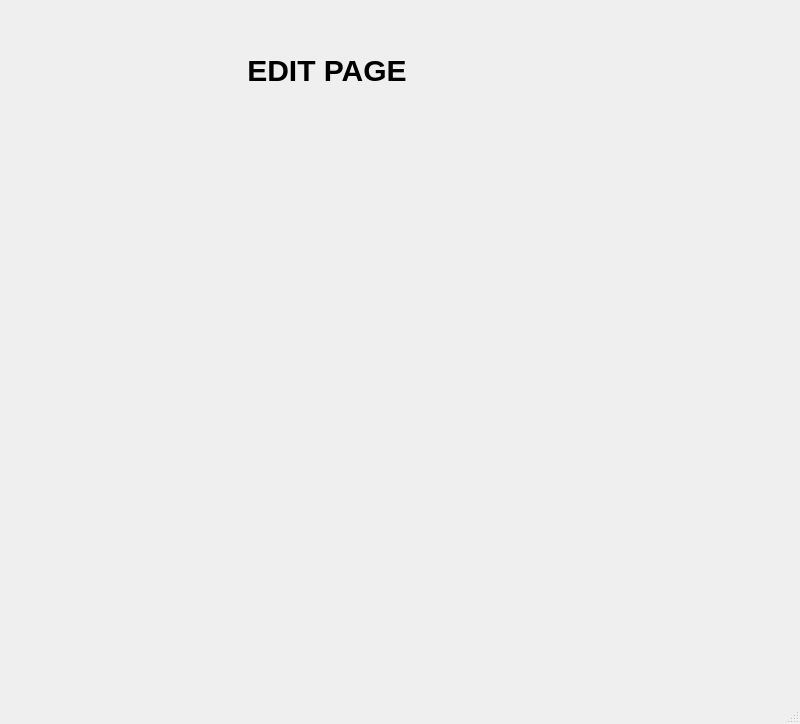
Above: editroutine.ui from Shasank12345/QT_PROJECT before the change. Below: the same form after it.
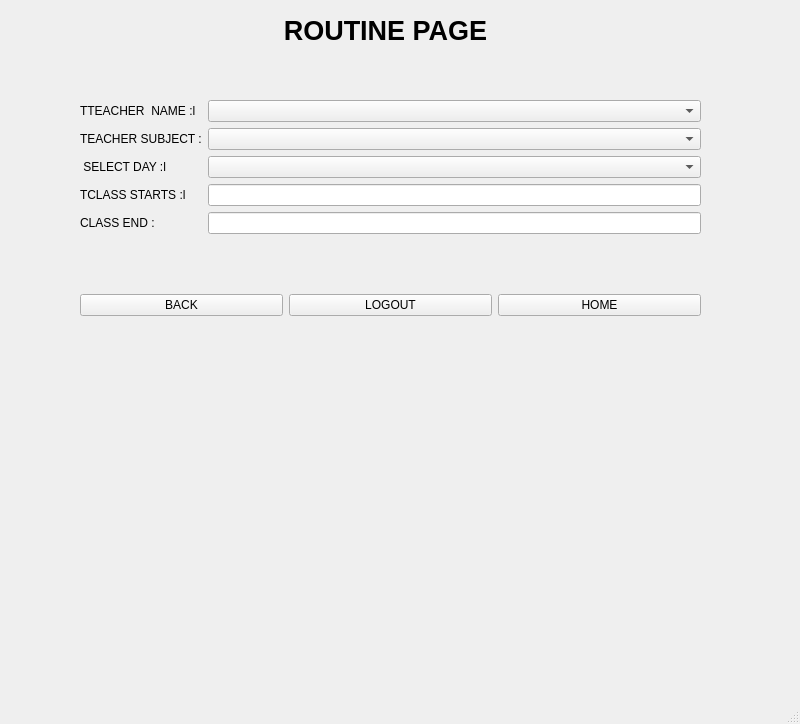
That is the form after the change. Icons and pictures are not drawn.

Commit message: EDIT LEFT OTHER DONE

What changed in the file:
```diff
--- a/editroutine.ui
+++ b/editroutine.ui
@@ -20,31 +20,111 @@
    <widget class="QLabel" name="label">
     <property name="geometry">
      <rect>
-      <x>230</x>
-      <y>40</y>
-      <width>181</width>
+      <x>250</x>
+      <y>0</y>
+      <width>271</width>
       <height>61</height>
      </rect>
     </property>
-    <property name="styleSheet">
-     <string notr="true">QLabel{
-color: black;
-   
-
-       font-size:30px;  
-       padding: 1px; 
-       font-weight: bold;  
-     text-align: center; 
-   
-}
-
-
-</string>
-    </property>
     <property name="text">
-     <string> EDIT PAGE</string>
+     <string>&lt;html&gt;&lt;head/&gt;&lt;body&gt;&lt;p align=&quot;center&quot;&gt;&lt;span style=&quot; font-size:20pt; font-weight:700;&quot;&gt;ROUTINE PAGE&lt;/span&gt;&lt;/p&gt;&lt;/body&gt;&lt;/html&gt;</string>
     </property>
    </widget>
+   <widget class="QWidget" name="formLayoutWidget">
+    <property name="geometry">
+     <rect>
+      <x>80</x>
+      <y>100</y>
+      <width>621</width>
+      <height>199</height>
+     </rect>
+    </property>
+    <layout class="QFormLayout" name="formLayout">
+     <item row="0" column="0">
+      <widget class="QLabel" name="label_2">
+       <property name="text">
+        <string>TTEACHER  NAME :l</string>
+       </property>
+      </widget>
+     </item>
+     <item row="0" column="1">
+      <widget class="QComboBox" name="comboBox"/>
+     </item>
+     <item row="3" column="1">
+      <widget class="QComboBox" name="comboBox_2"/>
+     </item>
+     <item row="1" column="0">
+      <widget class="QLabel" name="label_3">
+       <property name="text">
+        <string>TEACHER SUBJECT :</string>
+       </property>
+      </widget>
+     </item>
+     <item row="3" column="0">
+      <widget class="QLabel" name="label_4">
+       <property name="text">
+        <string> SELECT DAY :l</string>
+       </property>
+      </widget>
+     </item>
+     <item row="5" column="1">
+      <widget class="QLineEdit" name="lineEdit"/>
+     </item>
+     <item row="4" column="1">
+      <widget class="QLineEdit" name="lineEdit_2"/>
+     </item>
+     <item row="4" column="0">
+      <widget class="QLabel" name="label_5">
+       <property name="text">
+        <string>TCLASS STARTS :l</string>
+       </property>
+      </widget>
+     </item>
+     <item row="5" column="0">
+      <widget class="QLabel" name="label_6">
+       <property name="text">
+        <string>CLASS END :</string>
+       </property>
+      </widget>
+     </item>
+     <item row="1" column="1">
+      <widget class="QComboBox" name="comboBox_3"/>
+     </item>
+    </layout>
+   </widget>
+   <widget class="QWidget" name="horizontalLayoutWidget">
+    <property name="geometry">
+     <rect>
+      <x>80</x>
+      <y>290</y>
+      <width>621</width>
+      <height>31</height>
+     </rect>
+    </property>
+    <layout class="QHBoxLayout" name="horizontalLayout">
+     <item>
+      <widget class="QPushButton" name="pushButton_2">
+       <property name="text">
+        <string>BACK</string>
+       </property>
+      </widget>
+     </item>
+     <item>
+      <widget class="QPushButton" name="pushButton_3">
+       <property name="text">
+        <string>LOGOUT</string>
+       </property>
+      </widget>
+     </item>
+     <item>
+      <widget class="QPushButton" name="pushButton">
+       <property name="text">
+        <string>HOME</string>
+       </property>
+      </widget>
+     </item>
+    </layout>
+   </widget>
   </widget>
   <widget class="QMenuBar" name="menubar">
    <property name="geometry">
```
Left out of the diff: 2 changed lines with no effect on the pictures. The commit also changes 11 other files.
